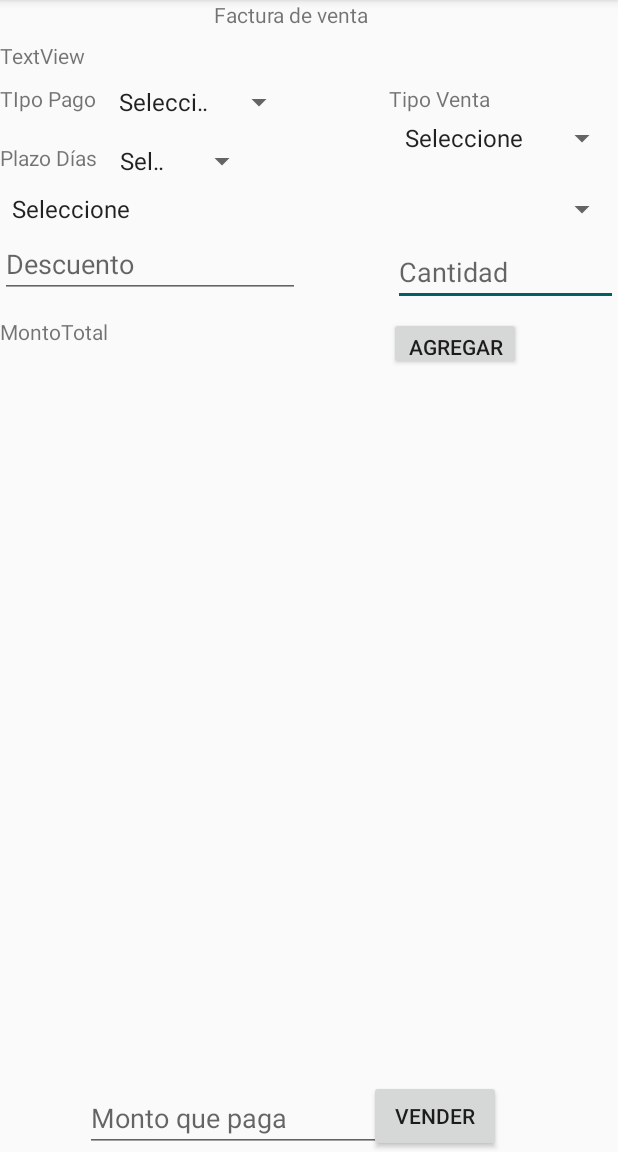
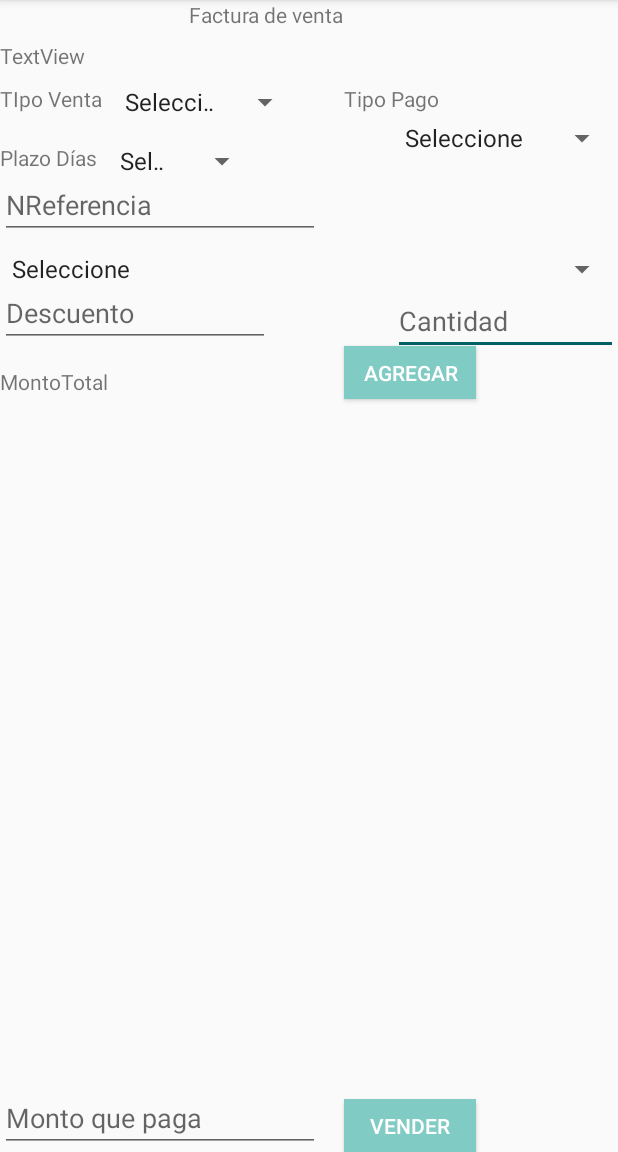
Before and after one commit to AlvaroCS95/SIFACMOVIL, an Android app: the FacturaDeVentaActivity screen opened directly, with no data from a screen before it, on a phone screen of 412 x 824 dp, the part 84-1236 px from its top. Run offline under Robolectric (Android 15) with nearby library versions, the light colour scheme and no system bars; 1 statement that could not run was skipped.

Commit message:
Arreglos a la TableLayout

```diff
--- a/app/src/main/java/com/example/christian/sifacmovil/AyudanteCrecionBD/AyudanteCreacionBD.java
+++ b/app/src/main/java/com/example/christian/sifacmovil/AyudanteCrecionBD/AyudanteCreacionBD.java
@@ -90,6 +90,7 @@ public class AyudanteCreacionBD {
 
 
 
+
     public static final String CREAR_TABLA_DETALLE_FACTURA_VENTA="CREATE TABLE " +
             ""+TABLA_DETALLE_FACTURA_VENTA+" ("+CAMPO_ID_DETALLE_FACTURA+" INTEGER PRIMARY KEY AUTOINCREMENT, "
             +CAMPO_NUMERO_FACTURA_DETALLE+" INTEGER, "+CAMPO_ID_PRODUCTO_DETALLE+" INTEGER, "+CAMPO_CANTIDAD+" FLOAT, " +
--- a/app/src/main/java/com/example/christian/sifacmovil/IngresarActivity.java
+++ b/app/src/main/java/com/example/christian/sifacmovil/IngresarActivity.java
@@ -68,7 +68,7 @@ public class IngresarActivity extends AppCompatActivity {
                            try {
                                Intent ListSong = new Intent(getApplicationContext(), PrincipalActivity.class);
                                startActivity(ListSong);
-                               finish();
+
                            }catch (Exception e){
                                Toast.makeText(getApplicationContext(),"No se puede ir a la pantalla principal", Toast.LENGTH_LONG).show();
                            }
--- a/app/src/main/res/layout/activity_factura_de_venta.xml
+++ b/app/src/main/res/layout/activity_factura_de_venta.xml
@@ -37,7 +37,7 @@
         android:layout_alignParentStart="true"
         android:layout_below="@+id/CodigoNombrecliente"
         android:layout_marginTop="9dp"
-        android:text="TIpo Pago" />
+        android:text="TIpo Venta" />
 
     <Spinner
         android:id="@+id/spinnerTipoPago"
@@ -53,10 +53,10 @@
         android:id="@+id/textView4"
         android:layout_width="wrap_content"
         android:layout_height="wrap_content"
-        android:text="Tipo Venta"
+        android:layout_alignLeft="@+id/btAgregarProducto"
+        android:layout_alignStart="@+id/btAgregarProducto"
         android:layout_alignTop="@+id/spinnerTipoPago"
-        android:layout_alignLeft="@+id/btAgregarProducto"
-        android:layout_alignStart="@+id/btAgregarProducto" />
+        android:text="Tipo Pago" />
 
     <Spinner
         android:id="@+id/spinnerITpoVenta"
@@ -90,9 +90,9 @@
         android:id="@+id/spinnerListaProductos"
         android:layout_width="200dp"
         android:layout_height="wrap_content"
-        android:layout_alignParentLeft="true"
-        android:layout_alignParentStart="true"
-        android:layout_below="@+id/spinnerPlazoDías"
+        android:layout_below="@+id/etNReferencia"
+        android:layout_alignLeft="@+id/etNReferencia"
+        android:layout_alignStart="@+id/etNReferencia"
         android:layout_marginTop="8dp"
         android:layout_alignParentRight="true"
         android:layout_alignParentEnd="true" />
@@ -113,23 +113,22 @@
         android:id="@+id/etDescuento"
         android:layout_width="200dp"
         android:layout_height="40dp"
-        android:layout_alignParentLeft="true"
-        android:layout_alignParentStart="true"
-        android:layout_below="@+id/spinnerListaProductos"
-        android:layout_marginTop="7dp"
         android:ems="10"
         android:hint="Descuento"
-        android:inputType="textPersonName|number" />
+        android:inputType="textPersonName|number"
+        android:layout_below="@+id/spinnerListaProductos"
+        android:layout_alignRight="@+id/MontoTotalAPagar"
+        android:layout_alignEnd="@+id/MontoTotalAPagar" />
 
     <TextView
         android:id="@+id/textView7"
         android:layout_width="wrap_content"
         android:layout_height="wrap_content"
-        android:layout_marginTop="7dp"
         android:text="MontoTotal"
         android:layout_below="@+id/etCantidad"
-        android:layout_alignParentLeft="true"
-        android:layout_alignParentStart="true" />
+        android:layout_alignLeft="@+id/spinnerListaProductos"
+        android:layout_alignStart="@+id/spinnerListaProductos"
+        android:layout_marginTop="8dp" />
 
     <TextView
         android:id="@+id/MontoTotalAPagar"
@@ -137,39 +136,41 @@
         android:layout_height="wrap_content"
         android:layout_alignBaseline="@+id/textView7"
         android:layout_alignBottom="@+id/textView7"
-        android:layout_alignRight="@+id/spinnerTipoPago"
-        android:layout_alignEnd="@+id/spinnerTipoPago" />
+        android:layout_toRightOf="@+id/textView7"
+        android:layout_toEndOf="@+id/textView7"
+        android:layout_marginLeft="8dp"
+        android:layout_marginStart="8dp" />
 
     <Button
         android:id="@+id/btAgregarProducto"
         android:layout_width="wrap_content"
         android:layout_height="35dp"
         android:text="Agregar"
-        android:layout_marginLeft="13dp"
-        android:layout_marginStart="13dp"
-        android:layout_alignTop="@+id/textView7"
-        android:layout_toRightOf="@+id/prueba234"
-        android:layout_toEndOf="@+id/prueba234" />
+        android:background="@color/colorButton"
+        android:textColor="@android:color/white"
+        android:layout_alignBaseline="@+id/MontoTotalAPagar"
+        android:layout_alignBottom="@+id/MontoTotalAPagar"
+        android:layout_alignLeft="@+id/btRealizarVenta"
+        android:layout_alignStart="@+id/btRealizarVenta" />
 
     <ScrollView
-        android:layout_width="355dp"
+        android:id="@+id/scrollView2"
+        android:layout_width="match_parent"
         android:layout_height="200dp"
-        android:layout_above="@+id/btRealizarVenta"
-        android:layout_alignParentEnd="true"
-        android:layout_alignParentRight="true"
         android:layout_weight="1"
         android:scrollbars="none"
-        android:layout_below="@+id/btAgregarProducto"
-        android:id="@+id/scrollView2">
+        android:layout_above="@+id/etMontodePagoTotalCliente"
+        android:layout_alignParentLeft="true"
+        android:layout_alignParentStart="true">
 
         <TableLayout
             android:id="@+id/DetalleFacturaVenta"
-            android:layout_width="match_parent"
-            android:layout_height="200dp"
+            android:layout_width="fill_parent"
+            android:layout_height="fill_parent"
             android:layout_alignParentLeft="true"
             android:layout_alignParentStart="true"
             android:layout_below="@+id/textView7"
-            android:layout_marginTop="24dp">
+            >
 
 
         </TableLayout>
@@ -177,8 +178,10 @@
     <Button
         android:id="@+id/btRealizarVenta"
         android:layout_width="wrap_content"
-        android:layout_height="wrap_content"
+        android:layout_height="35dp"
         android:text="Vender"
+        android:background="@color/colorButton"
+        android:textColor="@android:color/white"
         android:layout_alignParentBottom="true"
         android:layout_toRightOf="@+id/prueba234"
         android:layout_toEndOf="@+id/prueba234" />
@@ -192,5 +195,17 @@
         android:layout_alignStart="@+id/scrollView2"
         android:ems="10"
         android:hint="Monto que paga"
+
         android:inputType="textPersonName|number|numberDecimal" />
+
+    <EditText
+        android:id="@+id/etNReferencia"
+        android:layout_width="wrap_content"
+        android:layout_height="40dp"
+        android:layout_alignEnd="@+id/etMontodePagoTotalCliente"
+        android:layout_alignRight="@+id/etMontodePagoTotalCliente"
+        android:layout_below="@+id/spinnerPlazoDías"
+        android:ems="10"
+        android:hint="NReferencia"
+        android:inputType="textPersonName" />
 </RelativeLayout>
--- a/app/src/main/res/values/colors.xml
+++ b/app/src/main/res/values/colors.xml
@@ -4,5 +4,5 @@
     <color name="colorPrimaryDark">#009688</color>
     <color name="colorAccent">#006064</color>
     <color name="colorButton">#80CBC4</color>
-    <color name="colorTabla">#4DD0E1</color>
+    <color name="colorTabla">#00838F</color>
 </resources>
```
Also changed, not shown: app/src/main/java/com/example/christian/sifacmovil/FacturaDeVentaActivity.java (+51 -8 lines).
